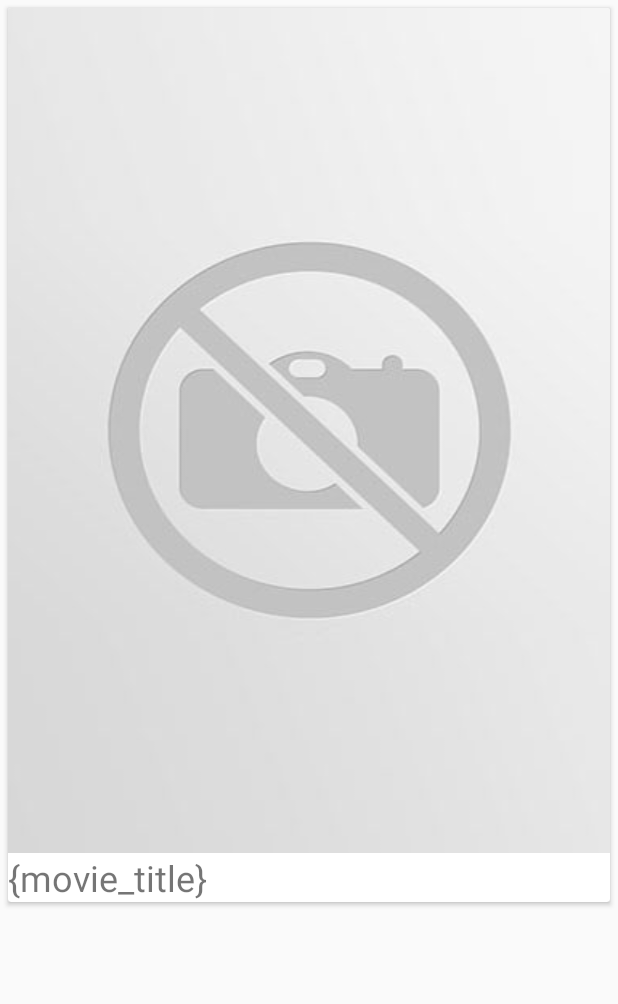
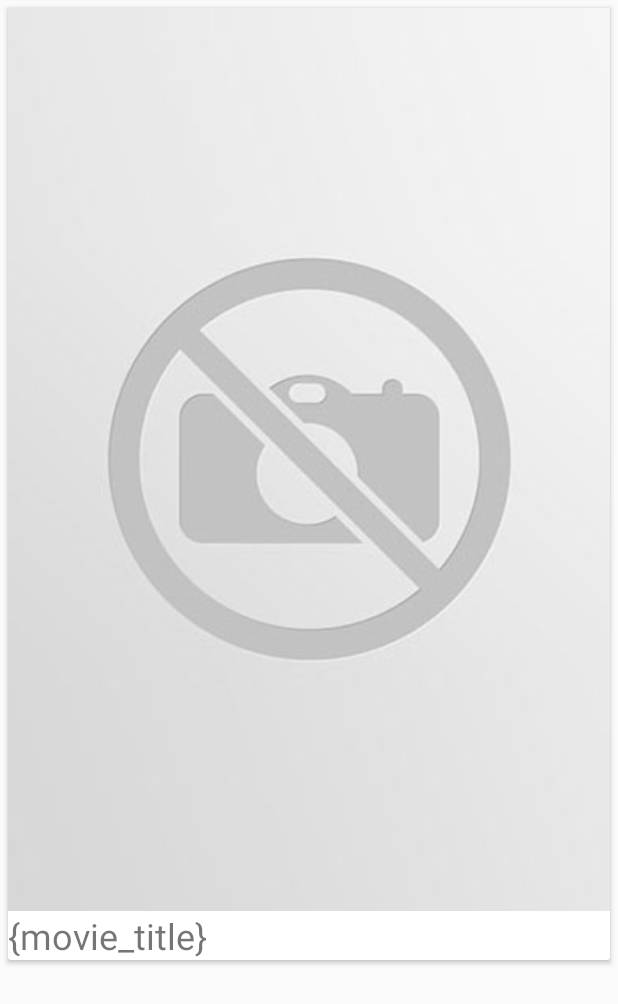
Before and after one commit to norles/Filmoteka, an Android app: the layout movie_card.xml on its own in the app's theme, with its tools: preview values and no code run, on a phone screen of 412 x 824 dp. Shown: the top 1004 px of the screen. Run offline under Robolectric (Android 15) with nearby library versions, the phone set to English and light mode, and no system bars.

Commit message:
Add adjust image im movie card

```diff
--- a/app/src/main/res/layout/movie_card.xml
+++ b/app/src/main/res/layout/movie_card.xml
@@ -23,7 +23,7 @@
                     android:id="@+id/thumbnail"
                     android:layout_width="match_parent"
                     android:layout_height="wrap_content"
-                    android:background="?attr/selectableItemBackgroundBorderless"
+                    android:adjustViewBounds="true"
                     android:src="@drawable/placeholder"
                     android:scaleType="fitXY"/>
 
```
